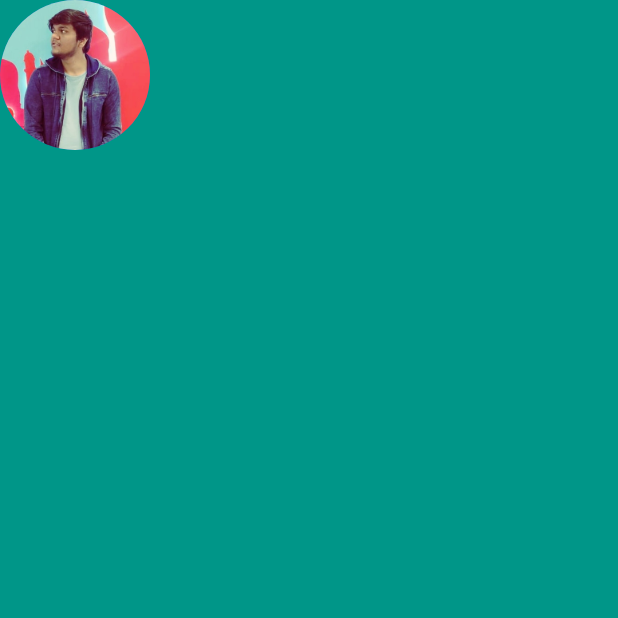
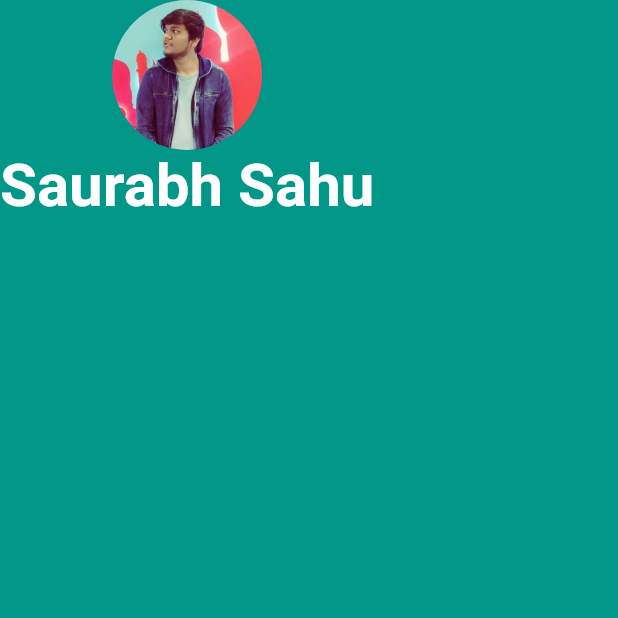
Before and after one commit to ssbeast/Mi_card, a Flutter app: the screen it shows after launch, on a phone screen of 412 x 824 dp, the top half of it. Run offline on Flutter 3.47's test engine with Material 2 defaults, Android fonts, the phone set to English and light mode, and no system bars.

Commit message:
styling done

```diff
--- a/lib/main.dart
+++ b/lib/main.dart
@@ -17,6 +17,14 @@ class MyApp extends StatelessWidget {
                 radius: 50.0,
                 backgroundImage: AssetImage('images/ssbeast.jpeg'),
               ),
+              Text(
+                "Saurabh Sahu",
+                style: TextStyle(
+                  fontSize: 40.0,
+                  color: Colors.white,
+                  fontWeight: FontWeight.bold,
+                ),
+              )
             ],
           ),
         ),
```
